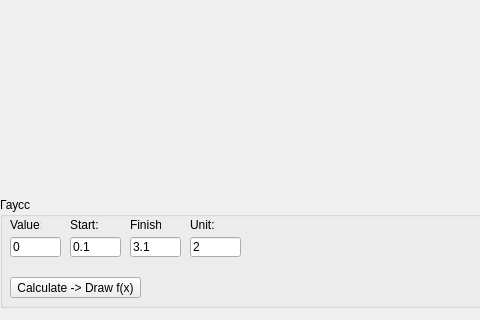
Kupchinsky/MV, file Gauss/widget.ui: the form before one commit; both pictures show x 0 to 480 and y 283 to 603 of the 640 by 603 pixel window.
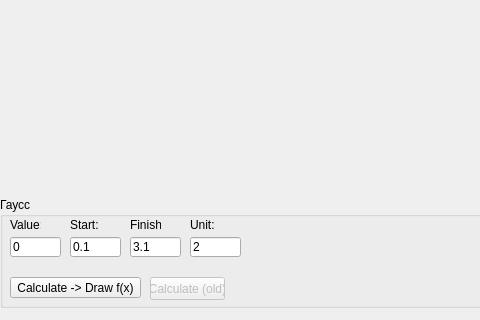
The form after the commit. Custom widgets are drawn as their Qt base class.

Diff of the .ui file:
```diff
--- a/Gauss/widget.ui
+++ b/Gauss/widget.ui
@@ -176,6 +176,22 @@
      <enum>Qt::AutoText</enum>
     </property>
    </widget>
+   <widget class="QPushButton" name="pushButton">
+    <property name="enabled">
+     <bool>false</bool>
+    </property>
+    <property name="geometry">
+     <rect>
+      <x>150</x>
+      <y>80</y>
+      <width>75</width>
+      <height>23</height>
+     </rect>
+    </property>
+    <property name="text">
+     <string>Calculate (old)</string>
+    </property>
+   </widget>
   </widget>
  </widget>
  <layoutdefault spacing="6" margin="11"/>
```
